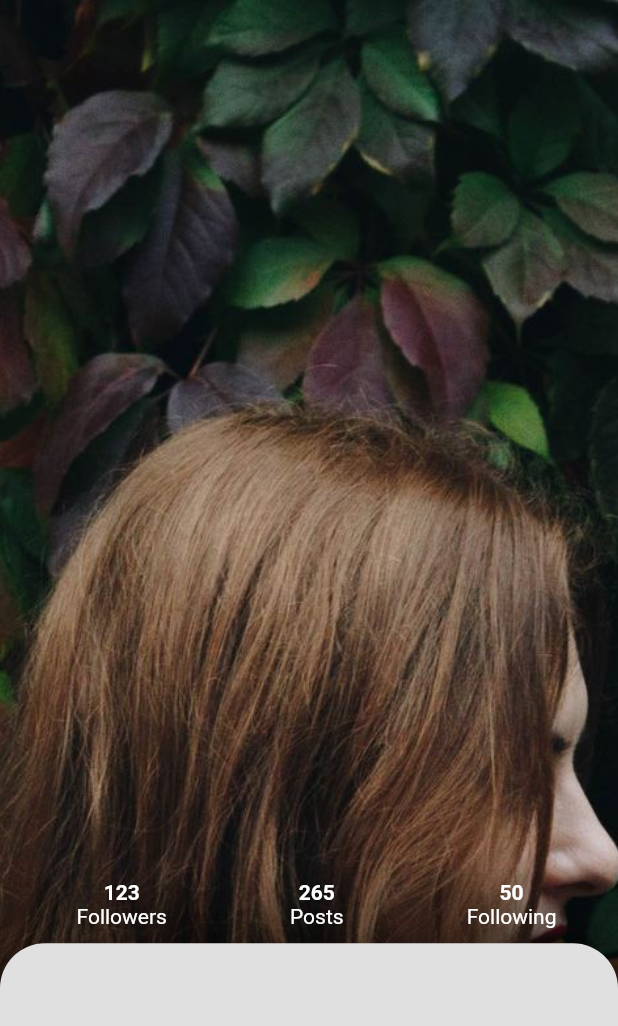
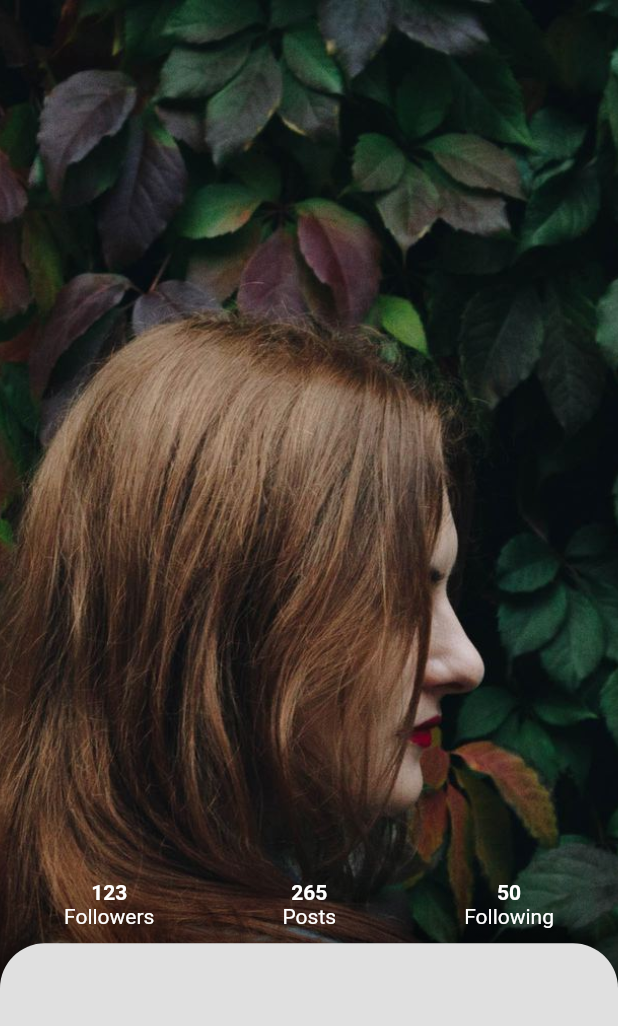
Before and after one commit to vin-the-dev/flutter_social_app, a Flutter app: the screen it shows after launch, on a phone screen of 412 x 824 dp. Shown: the top 1026 px of the screen. Run offline on Flutter 3.47's test engine with Material 2 defaults, Android fonts, the phone set to English and light mode, and no system bars.

Commit message:
Fix image zoom level

```diff
--- a/lib/header_bottom_bar_widget.dart
+++ b/lib/header_bottom_bar_widget.dart
@@ -17,7 +17,7 @@ class HeaderBottomBarWidget extends StatelessWidget {
   @override
   Widget build(BuildContext context) {
     return new Container(
-      padding: new EdgeInsets.fromLTRB(10.0, 0.0, 0.0, 10.0),
+      padding: new EdgeInsets.fromLTRB(0.0, 0.0, 0.0, 10.0),
       child: Row(
         mainAxisAlignment: MainAxisAlignment.spaceAround,
         crossAxisAlignment: CrossAxisAlignment.center,
--- a/lib/main.dart
+++ b/lib/main.dart
@@ -20,25 +20,32 @@ class MyApp extends StatelessWidget {
   }
 }
 
+_HomePageState _homePageState = new _HomePageState();
+
 class HomePage extends StatefulWidget {
   @override
-  _HomePageState createState() => new _HomePageState();
+  _HomePageState createState() => _homePageState;
 }
 
-class _HomePageState extends State<HomePage>
-    with SingleTickerProviderStateMixin {
+class _HomePageState extends State<HomePage> with TickerProviderStateMixin {
   Animation animation;
   AnimationController animationController;
+  Animation opacityAnimation;
+  AnimationController opacityAnimationController;
+  bool _pageChanged;
   bool profileEnlarged;
 
   double animPercentage = 0.0;
 
   @override
   void initState() {
+    _pageChanged = true;
     super.initState();
     profileEnlarged = false;
     animationController =
         AnimationController(duration: Duration(milliseconds: 250), vsync: this);
+    opacityAnimationController = AnimationController(
+        duration: Duration(milliseconds: 1000), vsync: this);
   }
 
   @override
@@ -46,6 +53,11 @@ class _HomePageState extends State<HomePage>
     // TODO: implement didChangeDependencies
     super.didChangeDependencies();
     animation = Tween(begin: 0.0, end: 100.0).animate(animationController)
+      ..addListener(() {
+        setState(() {});
+      });
+    opacityAnimation =
+        Tween(begin: 1.0, end: 0.0).animate(opacityAnimationController)
           ..addListener(() {
             setState(() {});
           });
@@ -59,8 +71,12 @@ class _HomePageState extends State<HomePage>
     return h * curPer;
   }
 
+  double getHeightForBottomHeader() {
+    return 0.0;
+  }
+
   double getZoomFactor() {
-    double curPer = ((1.4 - 1) / 100 * (100 - animPercentage)) + 1;
+    double curPer = ((1.3 - 1) / 100 * (100 - animPercentage)) + 1;
 
     return curPer;
   }
@@ -80,31 +96,48 @@ class _HomePageState extends State<HomePage>
     setState(() {});
   }
 
+  // void getVisibility() {
+  //   print("getVisibility: $_pageChanged");
+  //   // if (_pageChanged) {
+  //   // opacityAnimationController.reverse();
+  //   opacityAnimationController.repeat();
+  //   // opacityAnimationController.forward();
+  //   // } else {
+  //   // }
+  //   _pageChanged = !_pageChanged;
+  //   setState(() {});
+  // }
+
+  void animatePageChange() {
+    // print("getVisibility: $_pageChanged");
+    // if (_pageChanged) {
+    // opacityAnimationController.forward();
+    // opacityAnimationController.reverse();
+    opacityAnimationController.forward();
+    // } else {
+    // }
+    // _pageChanged = !_pageChanged;
+    // setState(() {});
+  }
+
   @override
   Widget build(BuildContext context) {
-    double heightValue() {
-      double h = MediaQuery.of(context).size.height;
-      double curPer = (((0.75 - 0.30) / 100 * animation.value) + 0.30);
-      double h2 = curPer * h;
-      return h2;
-    }
+    // double heightValue() {
+    //   double h = MediaQuery.of(context).size.height;
+    //   double curPer = (((0.75 - 0.30) / 100 * animation.value) + 0.30);
+    //   double h2 = curPer * h;
+    //   return h2;
+    // }
 
     return new Scaffold(
         body: new Container(
       child: new Stack(
         children: <Widget>[
-          new Transform(
-              transform: new Matrix4.translationValues(0.0, 0.0, 0.0)
-                ..scale(getZoomFactor()),
-              alignment: Alignment.topCenter,
-              child: ImagePageWidget()),
+          ImagePageWidget(),
           new Positioned(
             bottom: 0.0,
             left: 0.0,
             right: 0.0,
-            child: new GestureDetector(
-              behavior: HitTestBehavior.opaque,
-              onVerticalDragUpdate: _handleDragUpdate,
             child: new Container(
               height: getHeightForBottomBar(),
               decoration: new BoxDecoration(
@@ -117,7 +150,13 @@ class _HomePageState extends State<HomePage>
                   SizedBox(
                     height: 10.0,
                   ),
-                    HeaderBottomBarWidget(),
+                  new GestureDetector(
+                    behavior: HitTestBehavior.opaque,
+                    onVerticalDragUpdate: _handleDragUpdate,
+                    child: new Opacity(
+                        opacity: opacityAnimation.value,
+                        child: HeaderBottomBarWidget()),
+                  ),
                   new Expanded(
                     child: MaterialButton(
                       padding: new EdgeInsets.fromLTRB(0.0, 0.0, 0.0, 0.0),
@@ -141,7 +180,6 @@ class _HomePageState extends State<HomePage>
                 ],
               ),
             ),
-            ),
           )
         ],
       ),
@@ -149,29 +187,37 @@ class _HomePageState extends State<HomePage>
   }
 }
 
-class ImagePageWidget extends StatelessWidget {
+class ImagePageWidget extends StatefulWidget {
+  @override
+  _ImagePageWidgetState createState() => new _ImagePageWidgetState();
+}
+
+class _ImagePageWidgetState extends State<ImagePageWidget> {
+  Widget imageWidget(String asset) {
+    return Transform(
+      transform: new Matrix4.translationValues(0.0, 0.0, 0.0)
+        ..scale(_homePageState.getZoomFactor()),
+      alignment: Alignment.topCenter,
+      child: Image.asset(
+        asset,
+        width: MediaQuery.of(context).size.width,
+        fit: BoxFit.cover,
+      ),
+    );
+  }
+
   @override
   Widget build(BuildContext context) {
-    return Transform(
-      transform: new Matrix4.translationValues(0.0, 0.0, 0.0)..scale(1.2, 1.2),
+    return new Container(
+      width: double.infinity,
       child: PageView(
         physics: AlwaysScrollableScrollPhysics(),
+        onPageChanged: (int pageIndex) {
+          _homePageState.animatePageChange();
+        },
         children: <Widget>[
-          ListView(
-            scrollDirection: Axis.horizontal,
-            children: <Widget>[
-              Image.asset(
-                'assets/image1.jpg',
-                width: MediaQuery.of(context).size.width,
-                fit: BoxFit.fitHeight,
-              ),
-              Image.asset(
-                'assets/image2.jpg',
-                width: MediaQuery.of(context).size.width,
-                fit: BoxFit.fitHeight,
-              )
-            ],
-          ),
+          imageWidget('assets/image1.jpg'),
+          imageWidget('assets/image2.jpg'),
         ],
       ),
     );
```
Also changed, not shown: 1 other file. Lines whose indentation alone changed are shown as unchanged.
